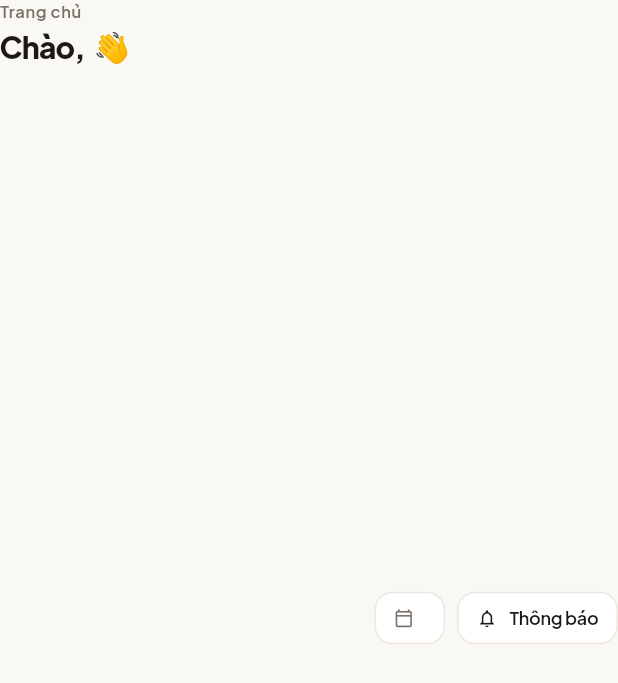
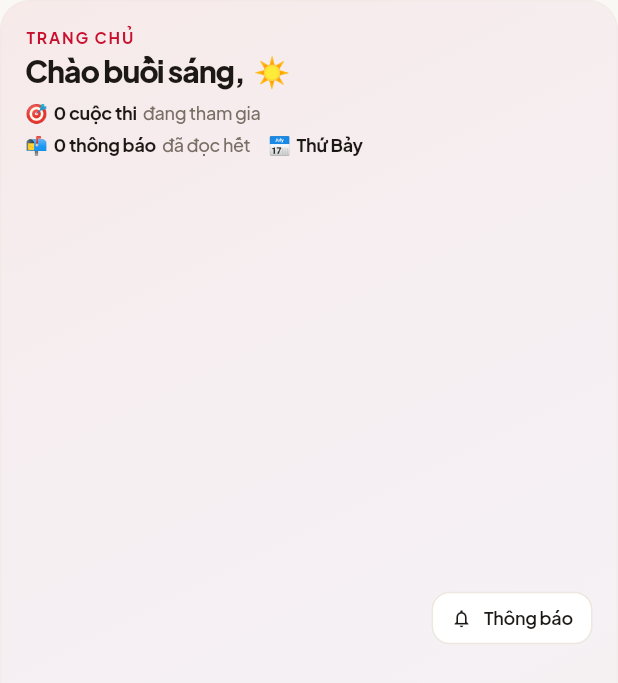
Before and after one commit to himono792-alt/ptit-contest-mobile-app, a Flutter app: the _HomeHeader widget shown alone on an empty page, opened directly with empty values, on a phone screen of 412 x 824 dp. Shown: the top 683 px of the screen. Run offline on Flutter 3.47's test engine with Material 3 defaults, Android fonts, the light colour scheme and no system bars; our stand-ins replace dio, file_picker, flutter_riverpod, flutter_secure_storage, go_router, google_fonts and 4 more; missing offline and left inert: dart:html; accounts and stored records are empty; network calls fail.

Commit message:
﻿feat(home): SV header sinh dong - time-aware greeting + sub-line stats + subtle gradient (Sprint 28 hotfix #7)
USER FEEDBACK: header SV "khong sinh dong" - chi co "Chao, Van A" + date + bell.

CHANGES:
1. Time-aware greeting (5 cutoffs):
   - 5h-11h:  "Chao buoi sang" + sun emoji
   - 11h-14h: "Chao buoi trua" + cloud emoji
   - 14h-18h: "Chao buoi chieu" + sunset emoji
   - 18h-22h: "Chao buoi toi" + moon emoji
   - 22h-5h:  "Khuya roi nhe" + galaxy emoji

2. Sub-line stats (real data tu providers):
   - cuoc thi dang tham gia (entries.contest_status != FINISHED)
   - thong bao moi (notifications unread_count)
   - day name VN ("Thu Hai" / "Chu Nhat") + dateStr full

3. Subtle gradient background:
   - LinearGradient ptitRed alpha 0.06 + purple alpha 0.04 + transparent
   - Light/dark adaptive (dark mode dam hon 0.10/0.08)
   - Border subtle, radius lg, padding 24/20

4. Date chip removed (date moved into sub-line stats).

LAYOUT:
- "TRANG CHU" red breadcrumb (caps + letter-spacing 1.2)
- "{greeting}, {name} {emoji}" h1 26px (was 24px)
- 3 stat chips horizontal wrap
- Bell button right (unchanged)

Pure FE diff. ~80 lines added in home_screen.dart.

```diff
--- a/09-implementation/frontend/lib/features/student/home_screen.dart
+++ b/09-implementation/frontend/lib/features/student/home_screen.dart
@@ -119,7 +119,12 @@ class HomeScreen extends ConsumerWidget {
 
 // ============== Header ==============
 
-class _HomeHeader extends StatelessWidget {
+/// Sprint 28 hotfix #7 (2026-05-10): time-aware greeting + sub-line stats real
+/// + subtle gradient background. Header sinh động hơn — 3 thay đổi vs cũ:
+///   1. "Chào, {name} 👋" → time-aware "Chào buổi sáng/trưa/chiều/tối {name} {emoji}"
+///   2. Thêm sub-line stats: "🎯 X cuộc thi · 📬 Y mới · 📅 {dayName}"
+///   3. Background gradient ptitRed → purple subtle (alpha 0.05-0.08).
+class _HomeHeader extends ConsumerWidget {
   final String userName;
   final String dateStr;
   final bool isWide;
@@ -129,58 +134,174 @@ class _HomeHeader extends StatelessWidget {
     required this.isWide,
   });
 
+  /// Greeting + emoji theo giờ (5h / 11h / 14h / 18h / 22h là cutoff điểm).
+  ({String greeting, String emoji}) _greetingByHour(int hour) {
+    if (hour >= 5 && hour < 11) {
+      return (greeting: 'Chào buổi sáng', emoji: '☀️');
+    }
+    if (hour >= 11 && hour < 14) {
+      return (greeting: 'Chào buổi trưa', emoji: '🌤️');
+    }
+    if (hour >= 14 && hour < 18) {
+      return (greeting: 'Chào buổi chiều', emoji: '🌇');
+    }
+    if (hour >= 18 && hour < 22) {
+      return (greeting: 'Chào buổi tối', emoji: '🌙');
+    }
+    return (greeting: 'Khuya rồi nhé', emoji: '🌌');
+  }
+
+  /// Tên thứ trong tuần tiếng Việt.
+  String _dayNameVi(int weekday) {
+    const names = [
+      'Thứ Hai',
+      'Thứ Ba',
+      'Thứ Tư',
+      'Thứ Năm',
+      'Thứ Sáu',
+      'Thứ Bảy',
+      'Chủ Nhật',
+    ];
+    return names[(weekday - 1).clamp(0, 6)];
+  }
+
   @override
-  Widget build(BuildContext context) {
-    return Row(
+  Widget build(BuildContext context, WidgetRef ref) {
+    final now = DateTime.now();
+    final g = _greetingByHour(now.hour);
+    final dayName = _dayNameVi(now.weekday);
+
+    // Stats real-time từ providers đã có sẵn.
+    final notif = ref.watch(notificationsProvider);
+    final unread = notif.maybeWhen(
+      data: (d) => d['unread_count'] as int? ?? 0,
+      orElse: () => 0,
+    );
+    // myEntriesProvider trả List<Map<String, dynamic>> raw — đếm entries
+    // active = contest chưa FINISHED + registration không bị CANCELLED/REJECTED.
+    final entries = ref.watch(myEntriesProvider);
+    final activeCount = entries.maybeWhen(
+      data: (list) => list.where((e) {
+        final cs = (e['contest_status'] as String?) ?? '';
+        final rs = (e['registration_status'] as String?) ?? '';
+        return cs != 'FINISHED' &&
+            rs != 'CANCELLED' &&
+            rs != 'REJECTED';
+      }).length,
+      orElse: () => 0,
+    );
+
+    final isDark = Theme.of(context).brightness == Brightness.dark;
+    return Container(
+      padding: EdgeInsets.symmetric(
+        horizontal: isWide ? AppSpacing.s24 : AppSpacing.s16,
+        vertical: isWide ? AppSpacing.s20 : AppSpacing.s16,
+      ),
+      decoration: BoxDecoration(
+        // Subtle gradient — light: red→purple alpha 0.06; dark: alpha 0.10.
+        gradient: LinearGradient(
+          begin: Alignment.topLeft,
+          end: Alignment.bottomRight,
+          colors: [
+            ptitRed.withValues(alpha: isDark ? 0.10 : 0.06),
+            const Color(0xFF7C3AED).withValues(alpha: isDark ? 0.08 : 0.04),
+            Colors.transparent,
+          ],
+          stops: const [0.0, 0.55, 1.0],
+        ),
+        borderRadius: BorderRadius.circular(AppRadius.lg),
+        border: Border.all(color: context.cardBorder.withValues(alpha: 0.4)),
+      ),
+      child: Row(
         crossAxisAlignment: CrossAxisAlignment.center,
         children: [
           Expanded(
             child: Column(
               crossAxisAlignment: CrossAxisAlignment.start,
               children: [
-              Text('Trang chủ',
+                // Breadcrumb mini "Trang chủ"
+                Text('TRANG CHỦ',
                     style: GoogleFonts.plusJakartaSans(
-                    fontSize: 11,
-                    fontWeight: FontWeight.w600,
-                    color: context.textMuted,
-                    letterSpacing: 0.4,
+                      fontSize: 10.5,
+                      fontWeight: FontWeight.w700,
+                      color: ptitRed,
+                      letterSpacing: 1.2,
                     )),
                 const SizedBox(height: AppSpacing.s4),
-              Text('Chào, $userName 👋',
+                // Greeting động + emoji
+                Text('${g.greeting}, $userName ${g.emoji}',
                     style: GoogleFonts.plusJakartaSans(
-                    fontSize: isWide ? 24 : 20,
+                      fontSize: isWide ? 26 : 20,
                       fontWeight: FontWeight.w800,
                       color: context.textPrimary,
-                    letterSpacing: -0.6,
+                      letterSpacing: -0.7,
                       height: 1.1,
                     )),
+                const SizedBox(height: AppSpacing.s8),
+                // Sub-line stats: 3 mini info có icon
+                Wrap(
+                  spacing: AppSpacing.s12,
+                  runSpacing: AppSpacing.s4,
+                  children: [
+                    _HeaderStatChip(
+                      icon: '🎯',
+                      label: '$activeCount cuộc thi',
+                      hint: 'đang tham gia',
+                    ),
+                    _HeaderStatChip(
+                      icon: '📬',
+                      label: '$unread thông báo',
+                      hint: unread > 0 ? 'mới' : 'đã đọc hết',
+                    ),
+                    _HeaderStatChip(
+                      icon: '📅',
+                      label: dayName,
+                      hint: dateStr,
+                    ),
+                  ],
+                ),
               ],
             ),
           ),
           const SizedBox(width: AppSpacing.s12),
-        // Date chip
-        Container(
-          padding: const EdgeInsets.symmetric(
-              horizontal: AppSpacing.s12, vertical: AppSpacing.s8),
-          decoration: BoxDecoration(
-            color: context.cardBg,
-            border: Border.all(color: context.cardBorder),
-            borderRadius: BorderRadius.circular(AppRadius.md),
+          const _NotificationButton(),
+        ],
       ),
-          child: Row(mainAxisSize: MainAxisSize.min, children: [
-            Icon(Icons.calendar_today_outlined,
-                size: 13, color: context.textMuted),
-            const SizedBox(width: AppSpacing.s8),
-            Text(dateStr,
+    );
+  }
+}
+
+/// Mini stat chip dưới greeting — emoji + label bold + hint subtle.
+class _HeaderStatChip extends StatelessWidget {
+  final String icon;
+  final String label;
+  final String hint;
+  const _HeaderStatChip({
+    required this.icon,
+    required this.label,
+    required this.hint,
+  });
+
+  @override
+  Widget build(BuildContext context) {
+    return Row(
+      mainAxisSize: MainAxisSize.min,
+      children: [
+        Text(icon, style: const TextStyle(fontSize: 12)),
+        const SizedBox(width: AppSpacing.s4),
+        Text(label,
             style: GoogleFonts.plusJakartaSans(
               fontSize: 12,
-                  fontWeight: FontWeight.w600,
+              fontWeight: FontWeight.w700,
               color: context.textPrimary,
             )),
-          ]),
-        ),
-        const SizedBox(width: AppSpacing.s8),
-        const _NotificationButton(),
+        const SizedBox(width: AppSpacing.s4),
+        Text(hint,
+            style: GoogleFonts.plusJakartaSans(
+              fontSize: 12,
+              fontWeight: FontWeight.w500,
+              color: context.textMuted,
+            )),
       ],
     );
   }
```
Lines whose indentation alone changed are shown as unchanged.
